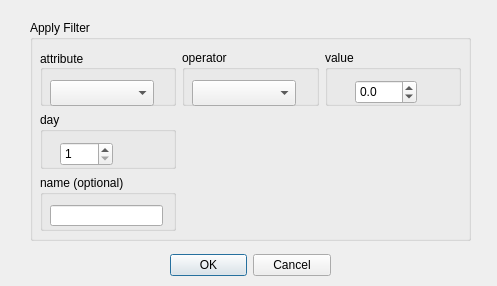
Old version of the form psychsim/domains/groundtruth/explore_simulation/GUI/FilterDialog.ui in the repository pynadath/psychsim.
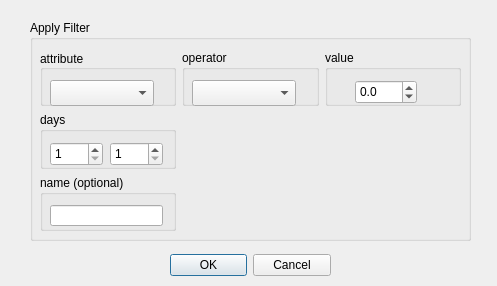
New version of the form.

Commit message: update to stay aligned with analysis code

Patch:
```diff
--- a/psychsim/domains/groundtruth/explore_simulation/GUI/FilterDialog.ui
+++ b/psychsim/domains/groundtruth/explore_simulation/GUI/FilterDialog.ui
@@ -168,7 +168,7 @@
         </size>
        </property>
        <property name="title">
-        <string>day</string>
+        <string>days</string>
        </property>
        <property name="alignment">
         <set>Qt::AlignLeading|Qt::AlignLeft|Qt::AlignTop</set>
@@ -176,7 +176,20 @@
        <widget class="QSpinBox" name="dayspinBox">
         <property name="geometry">
          <rect>
-          <x>20</x>
+          <x>10</x>
+          <y>30</y>
+          <width>53</width>
+          <height>24</height>
+         </rect>
+        </property>
+        <property name="minimum">
+         <number>1</number>
+        </property>
+       </widget>
+       <widget class="QSpinBox" name="dayspinBox_2">
+        <property name="geometry">
+         <rect>
+          <x>70</x>
           <y>30</y>
           <width>53</width>
           <height>24</height>
```
